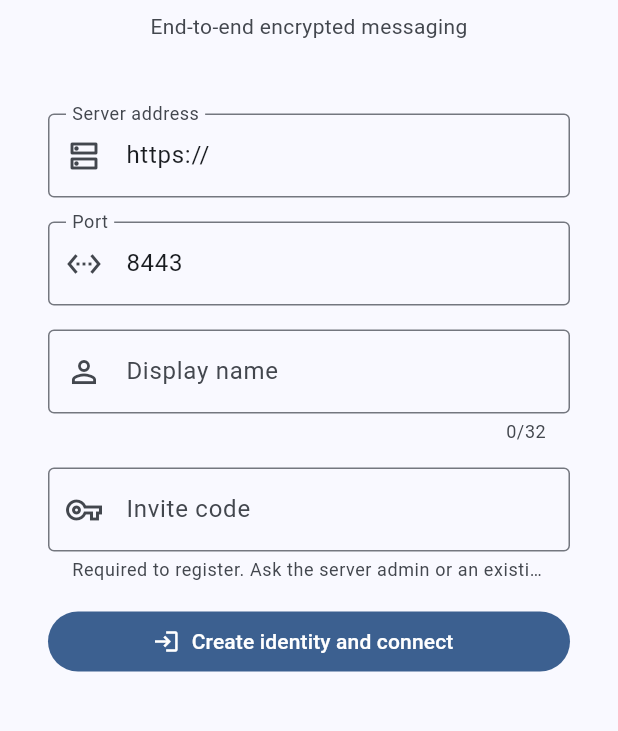
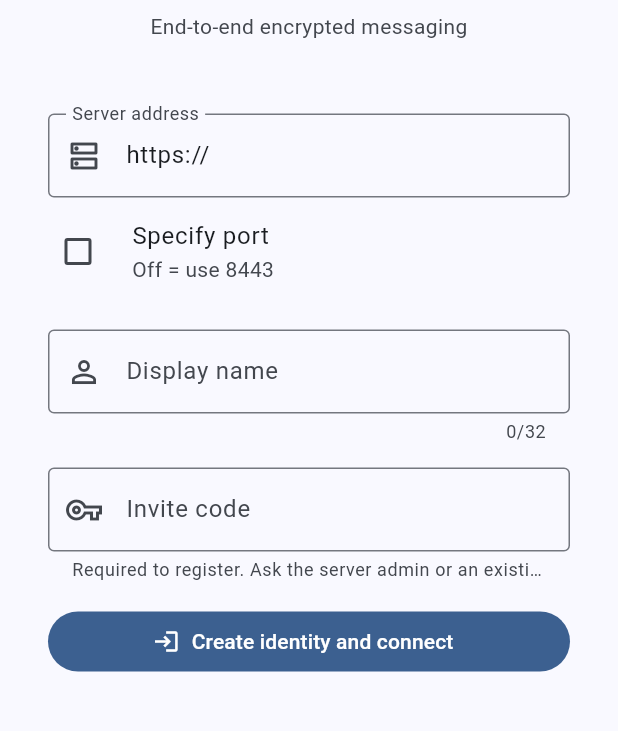
Before and after one commit to letzzar/SecureChat, a Flutter app: the screen it shows after launch, on a phone screen of 412 x 824 dp, the part 374-1105 px from its top. Run offline on Flutter 3.47's test engine with Material 3 defaults, Android fonts, the phone set to English and light mode, and no system bars; our stand-ins replace emoji_picker_flutter, file_picker, flutter_riverpod, flutter_secure_storage, go_router, qr_flutter; missing offline and left inert: cryptography, flutter_webrtc.

Commit message:
feat(app): 'Specify port' checkbox in setup (defaults to 8443 when off)
Co-Authored-By: Claude Opus 4.8 <noreply@anthropic.com>

```diff
--- a/securechat-app/lib/screens/setup/server_setup_screen.dart
+++ b/securechat-app/lib/screens/setup/server_setup_screen.dart
@@ -19,6 +19,7 @@ class _ServerSetupScreenState extends ConsumerState<ServerSetupScreen> {
   final _portController = TextEditingController(text: '8443');
   final _nameController = TextEditingController();
   final _inviteController = TextEditingController();
+  bool _specifyPort = false;
   bool _loading = false;
   String? _error;
 
@@ -47,7 +48,7 @@ class _ServerSetupScreenState extends ConsumerState<ServerSetupScreen> {
     final host = (parsed != null && parsed.host.isNotEmpty)
         ? parsed.host
         : addr.replaceFirst(RegExp(r'^[a-zA-Z][a-zA-Z0-9+.-]*://'), '').split('/').first.split(':').first;
-    final port = int.tryParse(_portController.text.trim()) ?? 8443;
+    final port = _specifyPort ? (int.tryParse(_portController.text.trim()) ?? 8443) : 8443;
     final serverUrl = '$scheme://$host:$port';
     final displayName = _nameController.text.trim();
 
@@ -152,7 +153,16 @@ class _ServerSetupScreenState extends ConsumerState<ServerSetupScreen> {
                       return null;
                     },
                   ),
-                  const SizedBox(height: 16),
+                  CheckboxListTile(
+                    contentPadding: EdgeInsets.zero,
+                    controlAffinity: ListTileControlAffinity.leading,
+                    title: const Text('Specify port'),
+                    subtitle: const Text('Off = use 8443'),
+                    value: _specifyPort,
+                    onChanged: (v) => setState(() => _specifyPort = v ?? false),
+                  ),
+                  if (_specifyPort) ...[
+                    const SizedBox(height: 8),
                     TextFormField(
                       controller: _portController,
                       decoration: const InputDecoration(
@@ -169,6 +179,7 @@ class _ServerSetupScreenState extends ConsumerState<ServerSetupScreen> {
                         return null;
                       },
                     ),
+                  ],
                   const SizedBox(height: 16),
                   TextFormField(
                     controller: _nameController,
```
Lines whose indentation alone changed are shown as unchanged.
